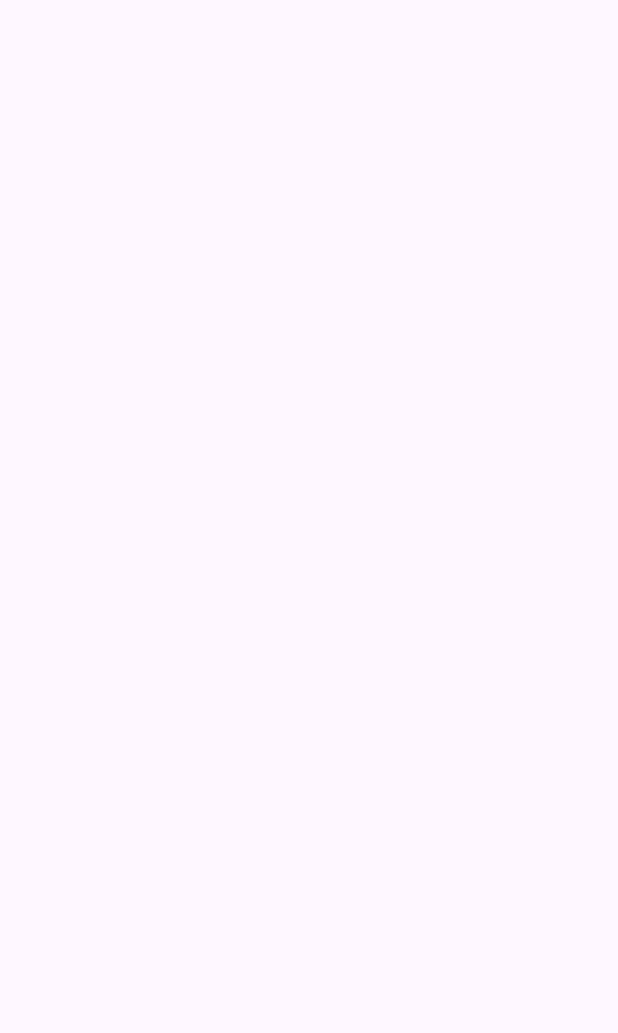
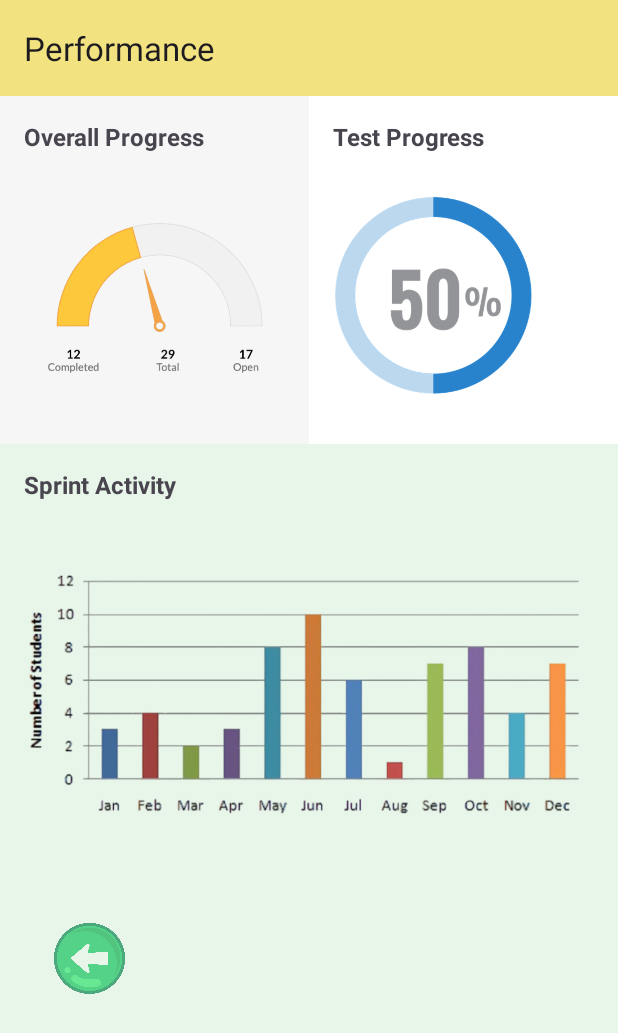
Before and after one commit to Deepraj91/I-Hear-You, an Android app: the PerformanceActivity screen opened directly, with no data from a screen before it, on a phone screen of 412 x 824 dp. Before the commit the part shown is empty. Shown: the top 1033 px of the screen. Run offline under Robolectric (Android 15) with nearby library versions, the phone set to English and light mode, and no system bars.

Commit message:
my 7th comment

```diff
--- a/app/src/main/java/com/example/ihearyou/PerformanceActivity.kt
+++ b/app/src/main/java/com/example/ihearyou/PerformanceActivity.kt
@@ -1,6 +1,7 @@
 package com.example.ihearyou
 
 import android.os.Bundle
+import android.widget.ImageView
 import androidx.activity.enableEdgeToEdge
 import androidx.appcompat.app.AppCompatActivity
 import androidx.core.view.ViewCompat
@@ -11,10 +12,18 @@ class PerformanceActivity : AppCompatActivity() {
         super.onCreate(savedInstanceState)
         enableEdgeToEdge()
         setContentView(R.layout.activity_performance)
+
+        // Handle window insets for edge-to-edge display
         ViewCompat.setOnApplyWindowInsetsListener(findViewById(R.id.main)) { v, insets ->
             val systemBars = insets.getInsets(WindowInsetsCompat.Type.systemBars())
             v.setPadding(systemBars.left, systemBars.top, systemBars.right, systemBars.bottom)
             insets
         }
+
+        // Set up back button functionality
+        val backButton: ImageView = findViewById(R.id.backButton)
+        backButton.setOnClickListener {
+            onBackPressedDispatcher.onBackPressed() // Navigate back to the previous screen
+        }
     }
 }
--- a/app/src/main/res/layout/activity_performance.xml
+++ b/app/src/main/res/layout/activity_performance.xml
@@ -1,5 +1,6 @@
 <?xml version="1.0" encoding="utf-8"?>
-<androidx.constraintlayout.widget.ConstraintLayout xmlns:android="http://schemas.android.com/apk/res/android"
+<androidx.constraintlayout.widget.ConstraintLayout
+    xmlns:android="http://schemas.android.com/apk/res/android"
     xmlns:app="http://schemas.android.com/apk/res-auto"
     xmlns:tools="http://schemas.android.com/tools"
     android:id="@+id/main"
@@ -7,4 +8,111 @@
     android:layout_height="match_parent"
     tools:context=".PerformanceActivity">
 
+    <!-- Toolbar with back button -->
+    <androidx.appcompat.widget.Toolbar
+        android:id="@+id/toolbar"
+        android:layout_width="0dp"
+        android:layout_height="?attr/actionBarSize"
+        android:background="#F2E380"
+        android:titleTextColor="@android:color/white"
+        app:title="Performance"
+        app:layout_constraintTop_toTopOf="parent"
+        app:layout_constraintStart_toStartOf="parent"
+        app:layout_constraintEnd_toEndOf="parent" />
+
+
+
+    <!-- Overall Progress Section -->
+    <LinearLayout
+        android:id="@+id/overall_progress_section"
+        android:layout_width="0dp"
+        android:layout_height="wrap_content"
+        android:orientation="vertical"
+        android:padding="16dp"
+        android:background="#F6F6F6"
+        app:layout_constraintTop_toBottomOf="@id/toolbar"
+        app:layout_constraintStart_toStartOf="parent"
+        app:layout_constraintEnd_toStartOf="@id/test_progress_section"
+        app:layout_constraintWidth_percent="0.5">
+
+        <TextView
+            android:layout_width="wrap_content"
+            android:layout_height="wrap_content"
+            android:text="Overall Progress"
+            android:textStyle="bold"
+            android:textSize="16sp"
+            android:paddingBottom="8dp" />
+
+        <ImageView
+            android:layout_width="183dp"
+            android:layout_height="170dp"
+            android:src="@drawable/overall_progress" />
+
+    </LinearLayout>
+
+    <!-- Test Progress Section -->
+    <LinearLayout
+        android:id="@+id/test_progress_section"
+        android:layout_width="0dp"
+        android:layout_height="wrap_content"
+        android:orientation="vertical"
+        android:padding="16dp"
+        android:background="#FFFFFF"
+        app:layout_constraintTop_toBottomOf="@id/toolbar"
+        app:layout_constraintStart_toEndOf="@id/overall_progress_section"
+        app:layout_constraintEnd_toEndOf="parent"
+        app:layout_constraintWidth_percent="0.5">
+
+        <TextView
+            android:layout_width="wrap_content"
+            android:layout_height="wrap_content"
+            android:text="Test Progress"
+            android:textStyle="bold"
+            android:textSize="16sp"
+            android:paddingBottom="8dp" />
+
+        <ImageView
+            android:layout_width="133dp"
+            android:layout_height="173dp"
+            android:src="@drawable/test_progress" />
+
+    </LinearLayout>
+
+    <!-- Sprint Activity Section -->
+    <LinearLayout
+        android:id="@+id/sprint_activity_section"
+        android:layout_width="0dp"
+        android:layout_height="0dp"
+        android:orientation="vertical"
+        android:padding="16dp"
+        android:background="#E8F5E9"
+        app:layout_constraintTop_toBottomOf="@id/overall_progress_section"
+        app:layout_constraintStart_toStartOf="parent"
+        app:layout_constraintEnd_toEndOf="parent"
+        app:layout_constraintBottom_toBottomOf="parent">
+
+        <TextView
+            android:layout_width="wrap_content"
+            android:layout_height="wrap_content"
+            android:text="Sprint Activity"
+            android:textStyle="bold"
+            android:textSize="16sp"
+            android:paddingBottom="8dp" />
+
+        <ImageView
+            android:layout_width="match_parent"
+            android:layout_height="244dp"
+            android:src="@drawable/r" />
+
+        <ImageView
+            android:id="@+id/backButton"
+            android:layout_width="71dp"
+            android:layout_height="69dp"
+            android:layout_marginStart="8dp"
+            android:layout_marginTop="16dp"
+            android:contentDescription="@string/back_button"
+            android:src="@drawable/backbutton" />
+
+    </LinearLayout>
+
 </androidx.constraintlayout.widget.ConstraintLayout>
--- a/app/src/main/res/layout/activity_student.xml
+++ b/app/src/main/res/layout/activity_student.xml
@@ -33,7 +33,29 @@
                 android:layout_width="40dp"
                 android:layout_height="40dp"
                 android:contentDescription="Notepad"
-                android:src="@drawable/notepad" />
+                android:src="@drawable/notepad"
+                />
+
+            <!-- Menu -->
+            <ImageView
+                android:id="@+id/menu"
+                android:layout_width="50dp"
+                android:layout_height="match_parent"
+                android:contentDescription="menu"
+                android:src="@drawable/menu"
+                android:layout_marginLeft="190dp"/>
+
+            <LinearLayout
+                android:layout_width="wrap_content"
+                android:layout_height="wrap_content"
+                android:orientation="horizontal"
+                android:gravity="start"
+                android:layout_marginBottom="16dp">
+
+
+            </LinearLayout>
+
+
         </LinearLayout>
 
         <!-- Section 2: Resources -->
```
Also changed, not shown: app/src/main/res/drawable/menu.jpg (added), app/src/main/res/drawable/overall_progress.png (added), app/src/main/res/drawable/r.png (added), app/src/main/res/drawable/test_progress.png (added).
